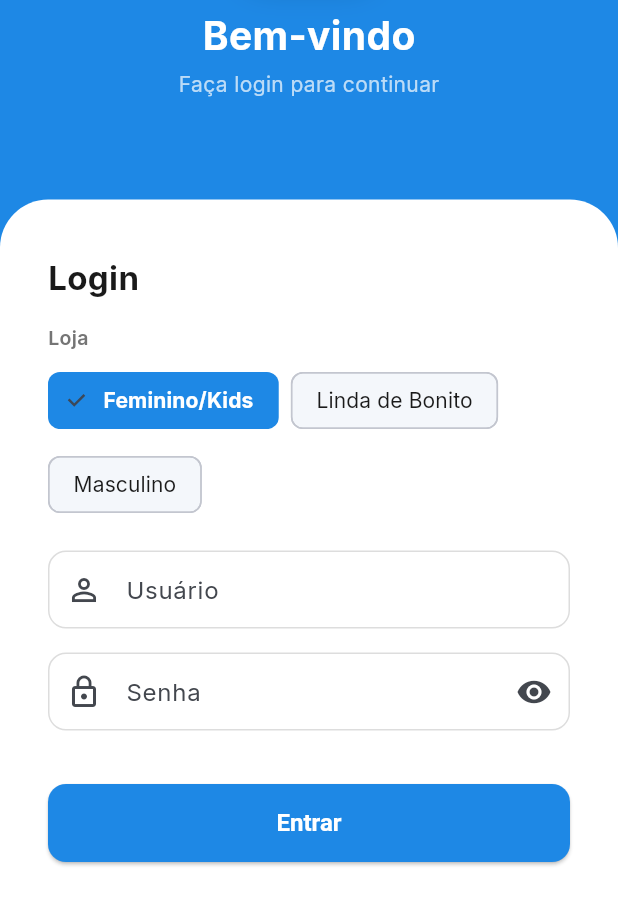
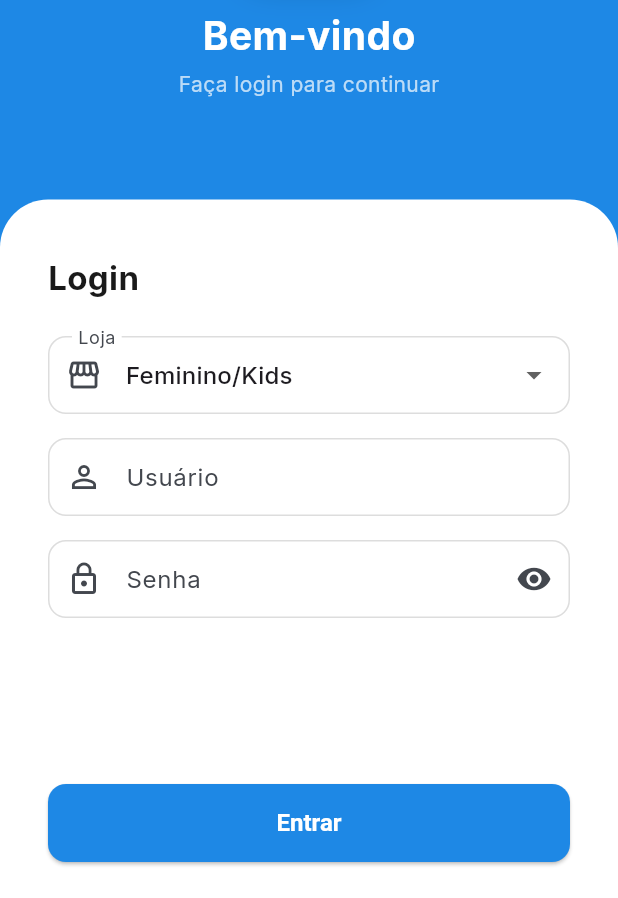
Before and after one commit to Tafare-Silva/app_dator, a Flutter app: the screen it shows after launch, on a phone screen of 412 x 824 dp, the part 338-1236 px from its top. Run offline on Flutter 3.47's test engine with Material 3 defaults, Android fonts, the phone set to English and light mode, and no system bars; our stand-ins replace dio, fl_chart, flutter_secure_storage, google_fonts, mask_text_input_formatter, pdf and 4 more; missing offline and left inert: dart:js_interop, mobile_scanner.

Commit message:
Multi-loja: seletor de loja como dropdown, igual campo de usuario/senha
Troca os chips pelo mesmo padrao visual dos outros campos do form
(DropdownButtonFormField com o mesmo InputDecoration). Key baseada no
id da loja garante que o campo reflita a loja salva localmente,
carregada de forma assincrona apos a primeira renderizacao.

Co-Authored-By: Claude Sonnet 5 <noreply@anthropic.com>

```diff
--- a/lib/screens/login/login_screen.dart
+++ b/lib/screens/login/login_screen.dart
@@ -149,35 +149,30 @@ class _LoginScreenState extends State<LoginScreen> {
                               color: AppTheme.textDark,
                             ),
                           ),
+                          const SizedBox(height: 24),
+                          DropdownButtonFormField<Empresa>(
+                            // Recria o campo quando a loja salva é carregada
+                            // de forma assíncrona (initialValue só é lido na
+                            // primeira construção do widget).
+                            key: ValueKey(_empresaSelecionada.id),
+                            initialValue: _empresaSelecionada,
+                            decoration: const InputDecoration(
+                              labelText: 'Loja',
+                              prefixIcon: Icon(Icons.storefront_outlined),
+                            ),
+                            items: empresasDisponiveis
+                                .map((empresa) => DropdownMenuItem(
+                                      value: empresa,
+                                      child: Text(empresa.nome),
+                                    ))
+                                .toList(),
+                            onChanged: (empresa) {
+                              if (empresa != null) {
+                                setState(() => _empresaSelecionada = empresa);
+                              }
+                            },
+                          ),
                           const SizedBox(height: 16),
-                          const Text(
-                            'Loja',
-                            style: TextStyle(
-                              fontSize: 13,
-                              fontWeight: FontWeight.w600,
-                              color: AppTheme.textMuted,
-                            ),
-                          ),
-                          const SizedBox(height: 8),
-                          Wrap(
-                            spacing: 8,
-                            runSpacing: 8,
-                            children: empresasDisponiveis.map((empresa) {
-                              final selecionada = empresa.id == _empresaSelecionada.id;
-                              return ChoiceChip(
-                                label: Text(empresa.nome),
-                                selected: selecionada,
-                                onSelected: (_) =>
-                                    setState(() => _empresaSelecionada = empresa),
-                                selectedColor: AppTheme.primary,
-                                labelStyle: TextStyle(
-                                  color: selecionada ? Colors.white : AppTheme.textDark,
-                                  fontWeight: selecionada ? FontWeight.bold : FontWeight.normal,
-                                ),
-                              );
-                            }).toList(),
-                          ),
-                          const SizedBox(height: 20),
                           TextFormField(
                             controller: _loginCtrl,
                             decoration: const InputDecoration(
```
